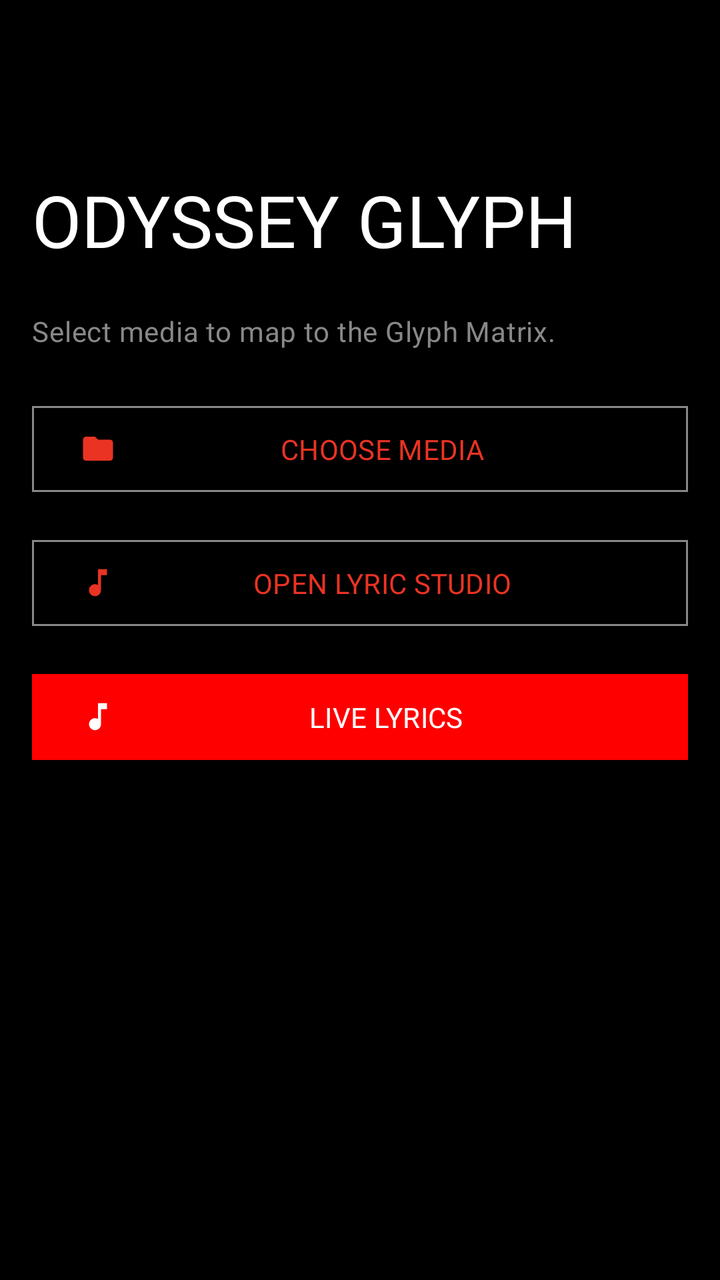
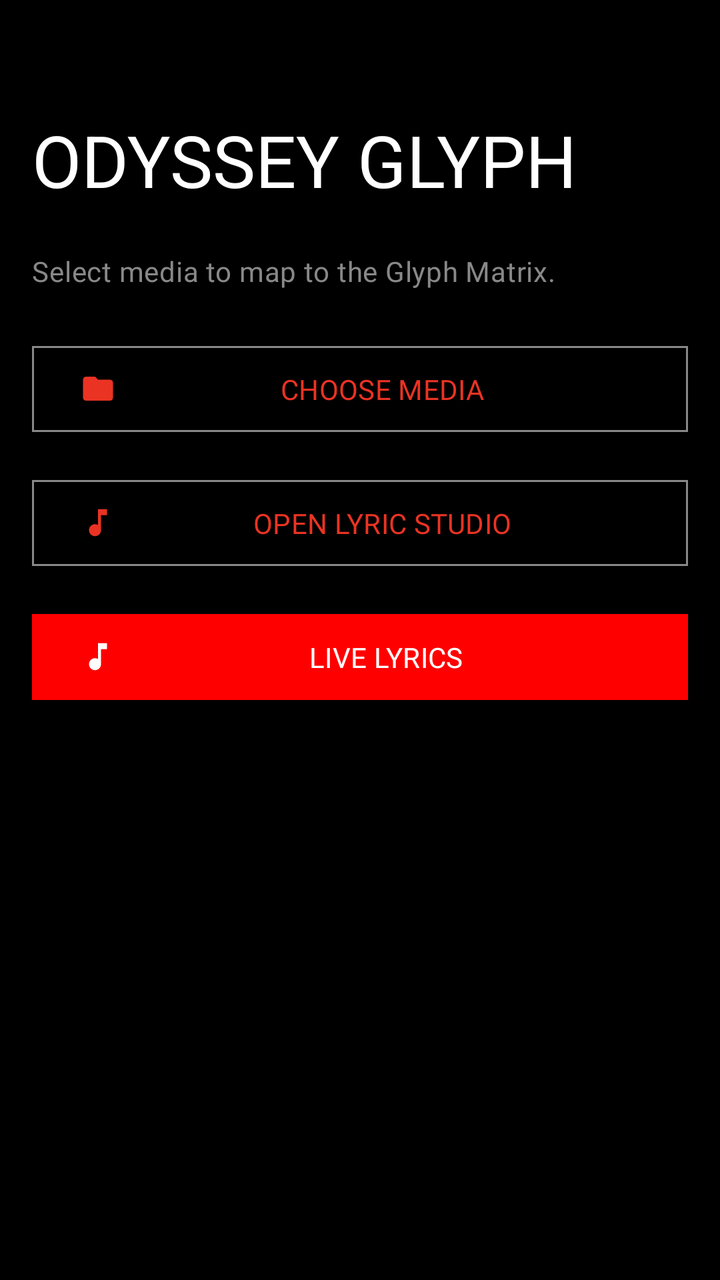

The first picture is an Android layout as it rendered before a commit; the second is the same layout after the commit. The layout source and the unified diff follow.
<!-- AndroidManifest.xml: application theme Theme.OdysseyGlyph -->
<!-- res/layout/activity_main.xml -->
<?xml version="1.0" encoding="utf-8"?>
<androidx.coordinatorlayout.widget.CoordinatorLayout 
    xmlns:android="http://schemas.android.com/apk/res/android"
    xmlns:app="http://schemas.android.com/apk/res-auto"
    android:layout_width="match_parent"
    android:layout_height="match_parent"
    android:background="?android:attr/colorBackground"
    android:fitsSystemWindows="true">

    <com.google.android.material.appbar.AppBarLayout
        android:layout_width="match_parent"
        android:layout_height="140dp"
        android:background="?android:attr/colorBackground"
        android:fitsSystemWindows="true">

        <com.google.android.material.appbar.CollapsingToolbarLayout
            android:layout_width="match_parent"
            android:layout_height="match_parent"
            app:layout_scrollFlags="scroll|exitUntilCollapsed"
            app:collapsedTitleTextAppearance="@style/TextAppearance.Odyssey.CollapsedTitle"
            app:expandedTitleTextAppearance="@style/TextAppearance.Odyssey.ExpandedTitle"
            app:collapsedTitleTextColor="?attr/colorOnSurface"
            app:expandedTitleTextColor="?attr/colorOnSurface"
            app:title="ODYSSEY GLYPH">

            <com.google.android.material.appbar.MaterialToolbar
                android:id="@+id/toolbar"
                android:layout_width="match_parent"
                android:layout_height="?attr/actionBarSize"
                app:layout_collapseMode="pin" />
        </com.google.android.material.appbar.CollapsingToolbarLayout>
    </com.google.android.material.appbar.AppBarLayout>

    <ScrollView
        android:id="@+id/scrollView"
        android:layout_width="match_parent"
        android:layout_height="match_parent"
        app:layout_behavior="@string/appbar_scrolling_view_behavior"
        android:fillViewport="true">

        <LinearLayout
            android:layout_width="match_parent"
            android:layout_height="wrap_content"
            android:orientation="vertical"
            android:padding="@dimen/spacing_medium">

            
            <LinearLayout
                android:id="@+id/launcherGroup"
                android:layout_width="match_parent"
                android:layout_height="wrap_content"
                android:orientation="vertical">

                
                <TextView
                    android:layout_width="match_parent"
                    android:layout_height="wrap_content"
                    android:text="Select media to map to the Glyph Matrix."
                    android:fontFamily="@font/jetbrains_mono"
                    android:textAppearance="?attr/textAppearanceBodyMedium"
                    android:textColor="?attr/colorOnSurfaceVariant"
                    android:layout_marginBottom="@dimen/spacing_large" />

                <com.google.android.material.button.MaterialButton
                    android:id="@+id/btnSelectVideo"
                    style="@style/Widget.Material3.Button.OutlinedButton"
                    android:layout_width="match_parent"
                    android:layout_height="wrap_content"
                    android:text="CHOOSE MEDIA"
                    android:fontFamily="@font/jetbrains_mono"
                    app:cornerRadius="0dp"
                    android:paddingVertical="12dp"
                    app:icon="@drawable/ic_folder"
                    android:layout_marginBottom="@dimen/spacing_medium" />
                    
                <com.google.android.material.button.MaterialButton
                    android:id="@+id/btnLaunchLyricStudio"
                    style="@style/Widget.Material3.Button.OutlinedButton"
                    android:layout_width="match_parent"
                    android:layout_height="wrap_content"
                    android:text="OPEN LYRIC STUDIO"
                    android:fontFamily="@font/jetbrains_mono"
                    app:cornerRadius="0dp"
                    android:paddingVertical="12dp"
                    app:icon="@drawable/ic_lyrics"
                    android:layout_marginBottom="@dimen/spacing_medium" />

                <com.google.android.material.button.MaterialButton
                    android:id="@+id/btnLaunchLiveLyrics"
                    android:layout_width="match_parent"
                    android:layout_height="wrap_content"
                    android:text="LIVE LYRICS"
                    android:fontFamily="@font/ndot57"
                    app:cornerRadius="0dp"
                    android:paddingVertical="12dp"
                    app:icon="@drawable/ic_audio"
                    app:iconTint="#FFFFFF"
                    app:backgroundTint="#FF0000"
                    android:textColor="#FFFFFF" />
            </LinearLayout>

            
            <LinearLayout
                android:id="@+id/settingsPanel"
                android:layout_width="match_parent"
                android:layout_height="wrap_content"
                android:orientation="vertical"
                android:visibility="gone"
                android:layout_marginTop="@dimen/spacing_large">

                
                <FrameLayout
                    android:id="@+id/videoCard"
                    android:layout_width="match_parent"
                    android:layout_height="@dimen/video_card_height"
                    android:background="@drawable/bg_preview_bezel"
                    android:layout_marginBottom="@dimen/spacing_small">

                    <FrameLayout
                        android:id="@+id/videoContainer"
                        android:layout_width="match_parent"
                        android:layout_height="match_parent"
                        android:layout_margin="1dp"
                        android:background="#000000">

                        <com.example.odysseyglyph.CenteredVideoView
                            android:id="@+id/videoView"
                            android:layout_width="match_parent"
                            android:layout_height="match_parent" />

                        <com.example.odysseyglyph.CenteredImageView
                            android:id="@+id/imageView"
                            android:layout_width="match_parent"
                            android:layout_height="match_parent"
                            android:visibility="gone" />

                        
                        <com.example.odysseyglyph.CropOverlayView
                            android:id="@+id/cropOverlay"
                            android:layout_width="match_parent"
                            android:layout_height="match_parent" />
                    </FrameLayout>
                </FrameLayout>

                <TextView
                    android:layout_width="match_parent"
                    android:layout_height="wrap_content"
                    android:text="PINCH TO ZOOM. DRAG TO PAN."
                    android:gravity="center"
                    android:fontFamily="@font/jetbrains_mono"
                    android:textAppearance="?attr/textAppearanceBodySmall"
                    android:textColor="?attr/colorOnSurfaceVariant"
                    android:layout_marginBottom="@dimen/spacing_large" />

                
                <LinearLayout
                    android:id="@+id/trimmerCard"
                    android:layout_width="match_parent"
                    android:layout_height="wrap_content"
                    android:orientation="vertical"
                    android:paddingVertical="@dimen/spacing_medium"
                    android:layout_marginBottom="@dimen/spacing_medium">

                    <TextView
                        android:id="@+id/tvTrimTimes"
                        android:layout_width="match_parent"
                        android:layout_height="wrap_content"
                        android:text="TRIM: 0.0s - 0.0s"
                        android:fontFamily="@font/jetbrains_mono"
                        android:textAppearance="?attr/textAppearanceTitleMedium"
                        android:layout_marginBottom="@dimen/spacing_small" />

                    <com.google.android.material.slider.RangeSlider
                        android:id="@+id/rangeSlider"
                        android:layout_width="match_parent"
                        android:layout_height="wrap_content"
                        app:tickVisible="false" />
                </LinearLayout>

                <View android:layout_width="match_parent" android:layout_height="1dp" android:background="#33FFFFFF" android:layout_marginBottom="@dimen/spacing_medium"/>

                
                <com.google.android.material.textfield.TextInputLayout
                    android:layout_width="match_parent"
                    android:layout_height="wrap_content"
                    style="@style/Widget.Material3.TextInputLayout.OutlinedBox.ExposedDropdownMenu"
                    android:hint="PLAYBACK MODE"
                    android:layout_marginBottom="@dimen/spacing_small">
                    
                    <com.google.android.material.textfield.MaterialAutoCompleteTextView
                        android:id="@+id/modeSpinner"
                        android:layout_width="match_parent"
                        android:layout_height="wrap_content"
                        android:inputType="none"
                        android:fontFamily="@font/jetbrains_mono"
                        app:simpleItems="@array/playback_modes" />
                </com.google.android.material.textfield.TextInputLayout>

                <com.google.android.material.textfield.TextInputLayout
                    android:layout_width="match_parent"
                    android:layout_height="wrap_content"
                    style="@style/Widget.Material3.TextInputLayout.OutlinedBox.ExposedDropdownMenu"
                    android:hint="SAVE TO SLOT"
                    android:layout_marginBottom="@dimen/spacing_large">
                    
                    <com.google.android.material.textfield.MaterialAutoCompleteTextView
                        android:id="@+id/slotSpinner"
                        android:layout_width="match_parent"
                        android:layout_height="wrap_content"
                        android:inputType="none"
                        android:fontFamily="@font/jetbrains_mono"
                        app:simpleItems="@array/save_slots" />
                </com.google.android.material.textfield.TextInputLayout>

                <View android:layout_width="match_parent" android:layout_height="1dp" android:background="#33FFFFFF" android:layout_marginBottom="@dimen/spacing_medium"/>

                
                <LinearLayout
                    android:id="@+id/audioCard"
                    android:layout_width="match_parent"
                    android:layout_height="wrap_content"
                    android:orientation="vertical"
                    android:paddingVertical="@dimen/spacing_medium"
                    android:layout_marginBottom="@dimen/spacing_medium">
                    
                    <com.google.android.material.materialswitch.MaterialSwitch
                        android:id="@+id/switchIncludeAudio"
                        android:layout_width="match_parent"
                        android:layout_height="wrap_content"
                        android:text="INCLUDE VIDEO AUDIO"
                        android:fontFamily="@font/jetbrains_mono"
                        android:textAppearance="?attr/textAppearanceTitleMedium" />
                </LinearLayout>

                <View android:layout_width="match_parent" android:layout_height="1dp" android:background="#33FFFFFF" android:layout_marginBottom="@dimen/spacing_medium"/>

                
                <LinearLayout
                    android:id="@+id/btnAdvancedToggle"
                    android:layout_width="match_parent"
                    android:layout_height="wrap_content"
                    android:orientation="horizontal"
                    android:paddingVertical="@dimen/spacing_medium"
                    android:background="?attr/selectableItemBackground"
                    android:clickable="true"
                    android:focusable="true"
                    android:gravity="center_vertical"
                    android:layout_marginBottom="@dimen/spacing_large">
                    
                    <TextView
                        android:layout_width="0dp"
                        android:layout_weight="1"
                        android:layout_height="wrap_content"
                        android:text="ADVANCED SETTINGS"
                        android:fontFamily="@font/jetbrains_mono"
                        android:textAppearance="?attr/textAppearanceTitleMedium" />
                        
                    <ImageView
                        android:layout_width="wrap_content"
                        android:layout_height="wrap_content"
                        android:src="@drawable/ic_settings"
                        app:tint="?attr/colorOnSurfaceVariant" />
                </LinearLayout>

                
                    
                <LinearLayout
                    android:layout_width="match_parent"
                    android:layout_height="wrap_content"
                    android:orientation="horizontal"
                    android:layout_marginTop="@dimen/spacing_medium">
                    <com.google.android.material.button.MaterialButton
                        android:id="@+id/btnGallery"
                        style="@style/Widget.Material3.Button.TextButton"
                        android:layout_width="match_parent"
                        android:layout_height="wrap_content"
                        android:text="OPEN PRESET GALLERY"
                        android:fontFamily="@font/jetbrains_mono" />
                </LinearLayout>

                
                <Space
                    android:layout_width="match_parent"
                    android:layout_height="140dp" />
            </LinearLayout>

        </LinearLayout>
    </ScrollView>

    <LinearLayout
        android:id="@+id/bottomActionBar"
        android:layout_width="match_parent"
        android:layout_height="wrap_content"
        android:orientation="vertical"
        android:padding="@dimen/spacing_medium"
        android:background="?attr/colorSurface"
        android:layout_gravity="bottom"
        app:layout_insetEdge="bottom"
        android:visibility="gone"
        android:elevation="8dp">

        <com.google.android.material.button.MaterialButton
            android:id="@+id/btnProcess"
            android:layout_width="match_parent"
            android:layout_height="wrap_content"
            android:text="RENDER TO GLYPH"
            android:fontFamily="@font/jetbrains_mono"
            android:letterSpacing="0.1"
            app:cornerRadius="0dp"
            app:backgroundTint="?attr/colorPrimary"
            android:textColor="#FFFFFF"
            android:paddingVertical="16dp" />
            
        <com.google.android.material.button.MaterialButton
            android:id="@+id/btnCancel"
            style="@style/Widget.Material3.Button.OutlinedButton"
            android:layout_width="match_parent"
            android:layout_height="wrap_content"
            android:text="CANCEL"
            android:fontFamily="@font/jetbrains_mono"
            app:cornerRadius="0dp"
            android:textColor="?attr/colorError"
            app:strokeColor="?attr/colorError"
            android:visibility="gone"
            android:layout_marginTop="@dimen/spacing_small"
            android:paddingVertical="16dp" />

        <com.example.odysseyglyph.GlyphProgressView
            android:id="@+id/progressBar"
            android:layout_width="match_parent"
            android:layout_height="24dp"
            android:layout_marginVertical="@dimen/spacing_medium"
            android:visibility="gone" />
            
        <LinearLayout
            android:id="@+id/successActionsContainer"
            android:layout_width="match_parent"
            android:layout_height="wrap_content"
            android:orientation="horizontal"
            android:visibility="gone"
            android:layout_marginTop="@dimen/spacing_medium"
            android:weightSum="2">
            
            <com.google.android.material.button.MaterialButton
                android:id="@+id/btnOpenGallerySuccess"
                style="@style/Widget.Material3.Button.OutlinedButton"
                android:layout_width="0dp"
                android:layout_height="wrap_content"
                android:layout_weight="1"
                android:layout_marginEnd="4dp"
                android:text="OPEN GALLERY"
                android:fontFamily="@font/jetbrains_mono"
                app:cornerRadius="0dp"
                android:paddingVertical="12dp" />

            <com.google.android.material.button.MaterialButton
                android:id="@+id/btnOpenManager"
                style="@style/Widget.Material3.Button.OutlinedButton"
                android:layout_width="0dp"
                android:layout_height="wrap_content"
                android:layout_weight="1"
                android:layout_marginStart="4dp"
                android:text="TOYS MANAGER"
                android:fontFamily="@font/jetbrains_mono"
                app:cornerRadius="0dp"
                android:paddingVertical="12dp" />
        </LinearLayout>
    </LinearLayout>
</androidx.coordinatorlayout.widget.CoordinatorLayout>
<!-- resources referenced by this layout -->
<resources>
  <string-array name="playback_modes">
          <item>LOOP</item>
          <item>ONCE</item>
      </string-array>
  <string-array name="save_slots">
          <item>Slot 1</item>
          <item>Slot 2</item>
          <item>Slot 3</item>
          <item>Gallery Only</item>
      </string-array>
  <dimen name="spacing_large">24dp</dimen>
  <dimen name="spacing_medium">16dp</dimen>
  <dimen name="spacing_small">8dp</dimen>
  <dimen name="video_card_height">350dp</dimen>
  <!-- drawable bg_preview_bezel (drawable) -->
  <?xml version="1.0" encoding="utf-8"?>
  <shape xmlns:android="http://schemas.android.com/apk/res/android"
      android:shape="rectangle">
      
      <solid android:color="#0A0A0A" />
      
      
      <stroke android:width="1dp" android:color="#33FFFFFF" />
  </shape>
  <!-- drawable ic_audio (drawable) -->
  <vector xmlns:android="http://schemas.android.com/apk/res/android"
      android:width="24dp"
      android:height="24dp"
      android:viewportWidth="24"
      android:viewportHeight="24">
    <path
        android:pathData="M12,3v10.55c-0.59,-0.34 -1.27,-0.55 -2,-0.55 -2.21,0 -4,1.79 -4,4s1.79,4 4,4 4,-1.79 4,-4V7h4V3h-6z"
        android:fillColor="#FFFFFF"/>
  </vector>
  <!-- drawable ic_folder (drawable) -->
  <vector xmlns:android="http://schemas.android.com/apk/res/android"
      android:width="24dp"
      android:height="24dp"
      android:viewportWidth="24"
      android:viewportHeight="24">
    <path
        android:pathData="M10,4H4c-1.1,0 -1.99,0.9 -1.99,2L2,18c0,1.1 0.9,2 2,2h16c1.1,0 2,-0.9 2,-2V8c0,-1.1 -0.9,-2 -2,-2h-8l-2,-2z"
        android:fillColor="#FFFFFF"/>
  </vector>
  <!-- drawable ic_lyrics (drawable) -->
  <vector xmlns:android="http://schemas.android.com/apk/res/android"
      android:width="24dp"
      android:height="24dp"
      android:viewportWidth="24"
      android:viewportHeight="24">
    <path
        android:pathData="M12,3v10.55c-0.59,-0.34 -1.27,-0.55 -2,-0.55 -2.21,0 -4,1.79 -4,4s1.79,4 4,4 4,-1.79 4,-4V7h4V3h-6z"
        android:fillColor="#FFFFFF"/>
  </vector>
  <style name="TextAppearance.Odyssey.CollapsedTitle" parent="TextAppearance.Material3.TitleLarge">
          <item name="android:fontFamily">@font/dotgothic16</item>
      </style>
  <style name="TextAppearance.Odyssey.ExpandedTitle" parent="TextAppearance.Material3.DisplaySmall">
          <item name="android:fontFamily">@font/dotgothic16</item>
      </style>
  <color name="colorPrimary">#EA3323</color>
  <color name="colorSecondary">#FFFFFF</color>
  <color name="colorSurface">#0A0A0A</color>
  <color name="colorSurfaceVariant">#141414</color>
  <color name="colorBackground">#000000</color>
  <color name="colorOnSurface">#FFFFFF</color>
  <color name="colorOnSurfaceVariant">#888888</color>
  <color name="colorError">#EA3323</color>
  <style name="ShapeAppearance.Odyssey.Sharp" parent="ShapeAppearance.Material3.SmallComponent">
          <item name="cornerFamily">rounded</item>
          <item name="cornerSize">2dp</item>
      </style>
  <!-- unchanged entries left out for length: 2 -->
</resources>

<!-- the commit's change to res/layout/activity_main.xml (unified diff, before → after) -->
@@ -8,8 +8,9 @@
     android:fitsSystemWindows="true">
 
     <com.google.android.material.appbar.AppBarLayout
+        android:id="@+id/appBarLayout"
         android:layout_width="match_parent"
-        android:layout_height="140dp"
+        android:layout_height="110dp"
         android:background="?android:attr/colorBackground"
         android:fitsSystemWindows="true">
 
